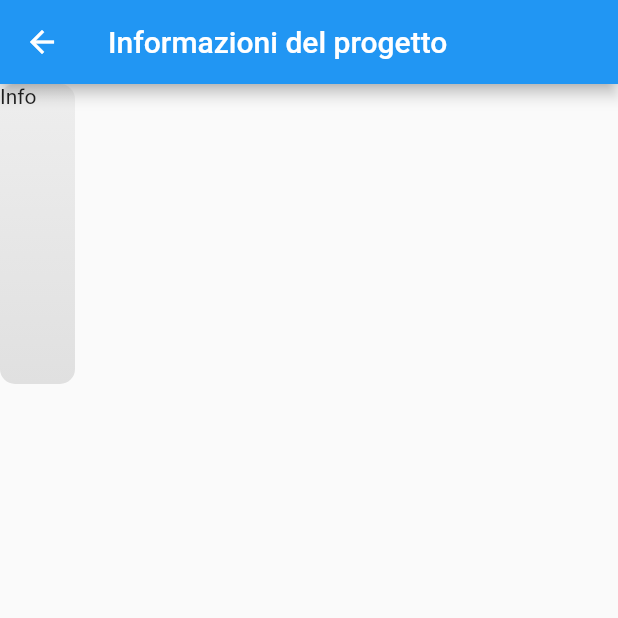
After one commit to simonagrieco/Italian-Happiness-Quality-life-Index, a Flutter app: the InformationPage screen opened directly, on a phone screen of 412 x 824 dp, the top half of it. The commit adds this screen. Run offline on Flutter 3.47's test engine with Material 2 defaults, Android fonts, the phone set to English and light mode, and no system bars; our stand-ins replace flutter_map, latlong2; missing offline and left inert: floating_tabbar, mongo_dart.

Commit message:
Added new page: ClassificationPage.dart & InformationPage.dart

```diff
--- /dev/null
+++ b/lib/InformationPage.dart
@@ -0,0 +1,40 @@
+import 'package:flutter/cupertino.dart';
+import 'package:flutter/material.dart';
+
+class InformationPage extends StatefulWidget {
+  const InformationPage({Key? key}) : super(key: key);
+
+  @override
+  State<InformationPage> createState() => _InformationPageState();
+}
+
+class _InformationPageState extends State<InformationPage> {
+  @override
+  Widget build(BuildContext context) {
+    return Scaffold(
+      appBar: AppBar(
+        title: const Text('Informazioni del progetto'),
+      ),
+      body: Row(
+        children: [
+          Container(
+              height: 200,
+              width: 50,
+              decoration: BoxDecoration(
+                gradient: LinearGradient(
+                  begin: Alignment.topCenter,
+                  end: Alignment.bottomCenter,
+                  colors: [
+                    Colors.grey.shade200,
+                    Colors.grey.shade300,
+                  ],
+                ),
+                borderRadius: BorderRadius.circular(10.0),
+              ),
+              child: Text("Info")
+          ),
+        ],
+      ),
+    );
+  }
+}
--- a/lib/R code/risultati.txt
+++ b/lib/R code/risultati.txt
@@ -1,3 +1,5 @@
+//fare rank
+
 
 "Indicatore" "DescrRegione" "Totale" "Fascia" "Esito"
 "Violenze sessuali" "Emilia Romagna" 12.3182778514286 3 "Negativo"
--- a/pubspec.yaml
+++ b/pubspec.yaml
@@ -41,6 +41,7 @@ dependencies:
   flet: ^0.6.2
   mongo_dart: ^0.9.1
   shared_preferences: ^2.0.6
+
 
 
 dev_dependencies:
```
Also changed, not shown: lib/CategoryIndexPage.dart (+21 -5 lines), lib/ClassificationPage.dart (added, +149 -0 lines), lib/TabbarPage.dart (+5 -3 lines), pubspec.lock.
